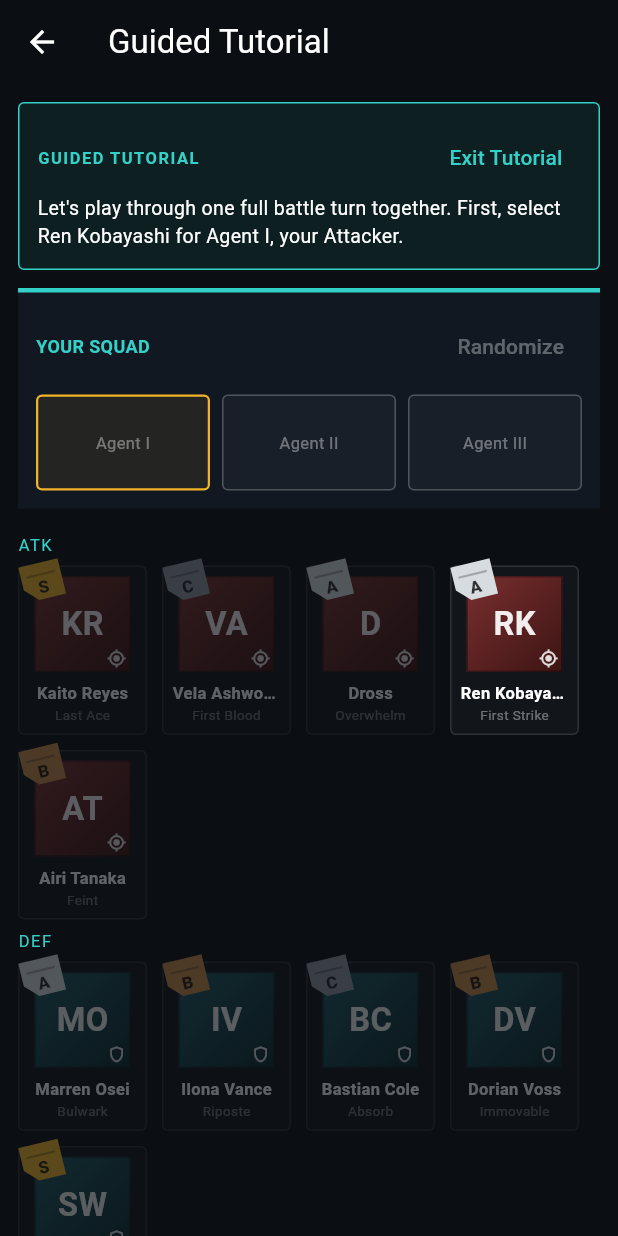
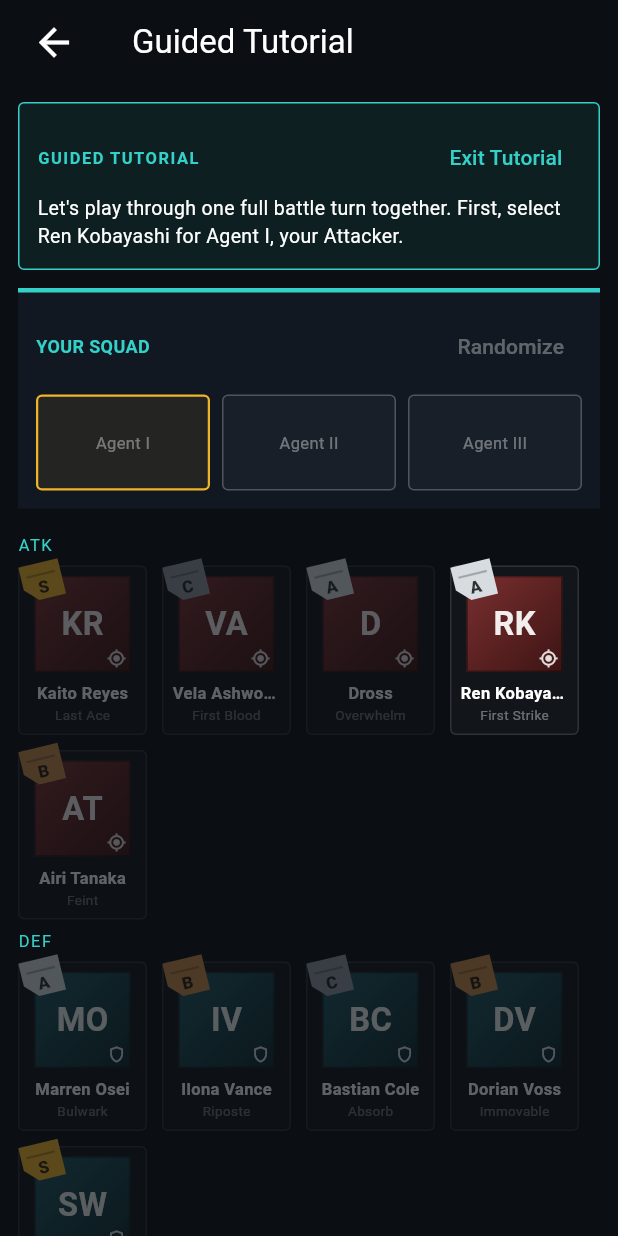
Before and after one commit to MaxxRexx/Isekai_Strategem, a Flutter app: the PlayFlowScreen screen opened directly, on a phone screen of 412 x 824 dp. Run offline on Flutter 3.47's test engine with Material 3 defaults, Android fonts, the phone set to English and light mode, and no system bars.

Commit message:
Make the battle screen back button easier to tap
Replace the auto-inserted AppBar back button (cramped default hit area in
the top-left corner) with an explicit one: a larger 30px icon, a wider
72px leading slot, and a 72x56 minimum tap target.

Co-Authored-By: Claude Opus 4.8 <noreply@anthropic.com>
Claude-Session: https://claude.ai/code/session_01GMWaxazLCUjaoRp6mwvURS

```diff
--- a/app/lib/src/screens/play_flow_screen.dart
+++ b/app/lib/src/screens/play_flow_screen.dart
@@ -422,6 +422,19 @@ class _PlayFlowScreenState extends State<PlayFlowScreen> {
   Widget build(BuildContext context) {
     return Scaffold(
       appBar: AppBar(
+        // Explicit, generously sized back button: the default auto-inserted
+        // one has a cramped hit area in the top-left corner that is easy to
+        // miss. This gives it a wider tap target and a larger icon.
+        automaticallyImplyLeading: false,
+        leadingWidth: 72,
+        leading: IconButton(
+          icon: const Icon(Icons.arrow_back),
+          iconSize: 30,
+          tooltip: 'Back',
+          padding: const EdgeInsets.symmetric(horizontal: 16),
+          constraints: const BoxConstraints(minWidth: 72, minHeight: 56),
+          onPressed: () => Navigator.of(context).maybePop(),
+        ),
         title: Text(
           widget.tutorial && _tutorialActive
               ? 'Guided Tutorial'
```
